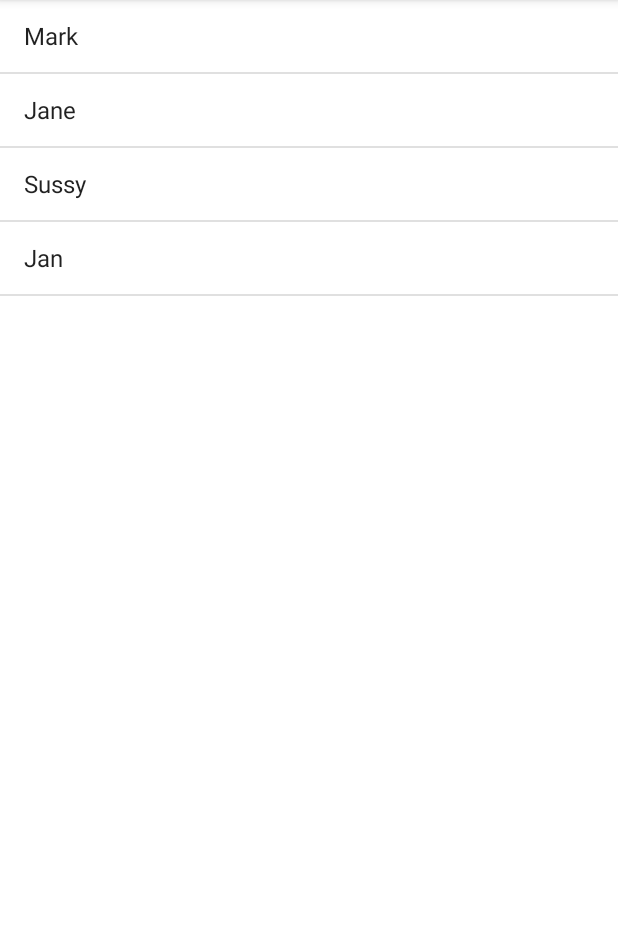
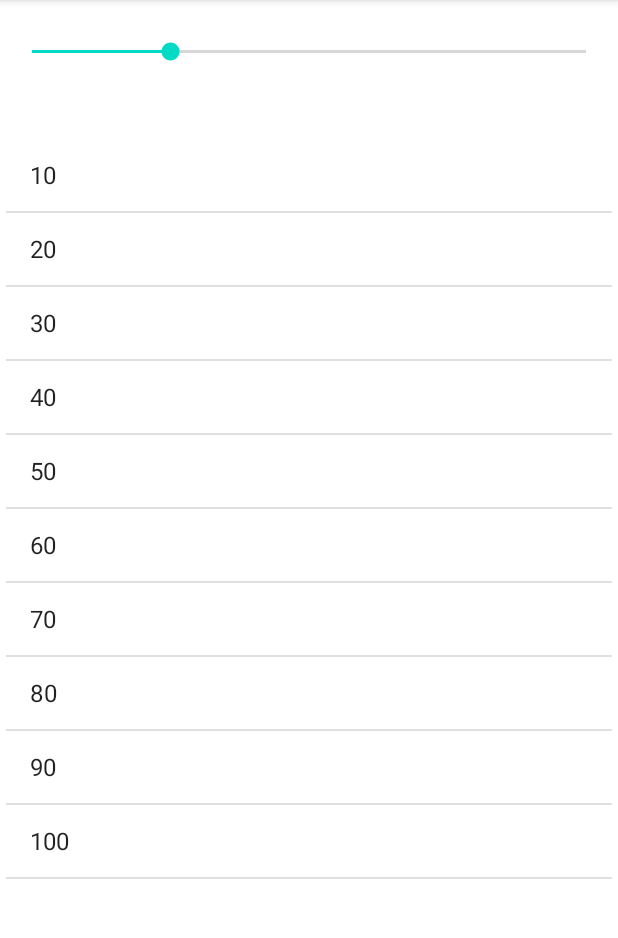
Before and after one commit to Dominik277/LearningAndroid, an Android app: the screen it shows after launch (MainActivity), on a phone screen of 412 x 824 dp, the part 84-1022 px from its top. Run offline under Robolectric (Android 15) with nearby library versions, the phone set to English and light mode, and no system bars.

Commit message:
Times table app.

```diff
--- a/app/src/main/java/hr/aplikacija/MainActivity.java
+++ b/app/src/main/java/hr/aplikacija/MainActivity.java
@@ -2,16 +2,25 @@ package hr.aplikacija;
 
 import androidx.appcompat.app.AppCompatActivity;
 import android.os.Bundle;
-import android.view.View;
-import android.widget.AdapterView;
+import android.util.Log;
 import android.widget.ArrayAdapter;
 import android.widget.ListView;
-import android.widget.Toast;
-
+import android.widget.SeekBar;
 import java.util.ArrayList;
-import static java.util.Arrays.asList;
 
 public class MainActivity extends AppCompatActivity {
+
+    ListView timesTablesListView;
+    public void generateTimesTable(int timesTableNumber){
+        Log.i("Seekbar Value",Integer.toString(timesTableNumber));
+        ArrayList<String> timesTableContent = new ArrayList<String>();
+        for(int j= 1; j <= 10; j++){
+            timesTableContent.add(Integer.toString(j * timesTableNumber));
+        }
+        ArrayAdapter<String> arrayAdapter = new ArrayAdapter<String>
+                (this, android.R.layout.simple_list_item_1, timesTableContent);
+        timesTablesListView.setAdapter(arrayAdapter);
+    }
 
 
     @Override
@@ -19,16 +28,38 @@ public class MainActivity extends AppCompatActivity {
         super.onCreate(savedInstanceState);
         setContentView(R.layout.activity_main);
 
-        ListView friednsListView = findViewById(R.id.friendListView);
-        final ArrayList<String> myFriends = new ArrayList<String>(asList("Mark","Jane","Sussy","Jan"));
-        ArrayAdapter<String> arrayAdapter = new ArrayAdapter<String>
-                (this, android.R.layout.simple_list_item_1, myFriends);
-        friednsListView.setAdapter(arrayAdapter);
-        friednsListView.setOnItemClickListener(new AdapterView.OnItemClickListener() {
+        final SeekBar timesTablesSeekBar = findViewById(R.id.timesTablesSeekBar);
+        timesTablesListView =  findViewById(R.id.timesTablesTablesListView);
+
+        int max=20;
+        int startingPosition=5;
+        timesTablesSeekBar.setMax(max);
+        timesTablesSeekBar.setProgress(startingPosition);
+        generateTimesTable(10);
+
+        timesTablesSeekBar.setOnSeekBarChangeListener(new SeekBar.OnSeekBarChangeListener() {
             @Override
-            public void onItemClick(AdapterView<?> parent, View view, int i, long l) {
-                Toast.makeText(getApplicationContext(),
-                        "Hello " + myFriends.get(i), Toast.LENGTH_LONG).show();
+            public void onProgressChanged(SeekBar seekBar, int i, boolean b) {
+                int min = 1;
+                int timesTableNumber;
+                if(i < min){
+                    timesTableNumber = min;
+                    timesTablesSeekBar.setProgress(min);
+                }else {
+                    timesTableNumber = i;
+                }
+                Log.i("Seekbar Value",Integer.toString(timesTableNumber));
+                generateTimesTable(timesTableNumber);
+            }
+
+            @Override
+            public void onStartTrackingTouch(SeekBar seekBar) {
+
+            }
+
+            @Override
+            public void onStopTrackingTouch(SeekBar seekBar) {
+
             }
         });
     }
--- a/app/src/main/res/layout/activity_main.xml
+++ b/app/src/main/res/layout/activity_main.xml
@@ -6,12 +6,26 @@
     android:layout_height="match_parent"
     tools:context=".MainActivity">
 
+    <SeekBar
+        android:id="@+id/timesTablesSeekBar"
+        android:layout_width="0dp"
+        android:layout_height="wrap_content"
+        android:layout_marginEnd="5dp"
+        android:layout_marginLeft="5dp"
+        android:layout_marginRight="5dp"
+        android:layout_marginStart="5dp"
+        android:layout_marginTop="25dp"
+        app:layout_constraintEnd_toEndOf="parent"
+        app:layout_constraintStart_toStartOf="parent"
+        app:layout_constraintTop_toTopOf="parent" />
+
     <ListView
-        android:id="@+id/friendListView"
-        android:layout_width="match_parent"
-        android:layout_height="match_parent"
+        android:id="@+id/timesTablesTablesListView"
+        android:layout_width="404dp"
+        android:layout_height="657dp"
+        android:layout_marginTop="31dp"
         app:layout_constraintBottom_toBottomOf="parent"
         app:layout_constraintEnd_toEndOf="parent"
         app:layout_constraintStart_toStartOf="parent"
-        app:layout_constraintTop_toTopOf="parent" />
+        app:layout_constraintTop_toBottomOf="@+id/timesTablesSeekBar" />
 </androidx.constraintlayout.widget.ConstraintLayout>
```
